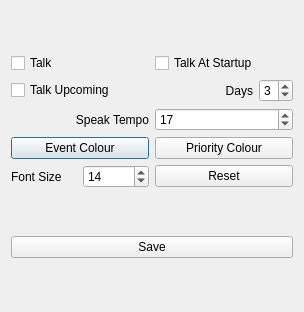
First picture: the form in src/configdialog.ui, repository crispinprojects/talkcalendar, before the edit.
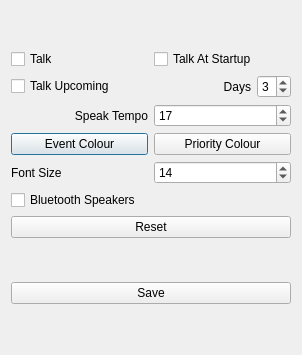
Second picture: the form after the edit.

The edit to the form file:
```diff
--- a/src/configdialog.ui
+++ b/src/configdialog.ui
@@ -6,8 +6,8 @@
    <rect>
     <x>0</x>
     <y>0</y>
-    <width>304</width>
-    <height>312</height>
+    <width>302</width>
+    <height>355</height>
    </rect>
   </property>
   <property name="windowTitle">
@@ -113,7 +113,7 @@
       </layout>
      </item>
      <item>
-      <layout class="QHBoxLayout" name="horizontalLayout_3">
+      <layout class="QHBoxLayout" name="horizontalLayout">
        <item>
         <widget class="QPushButton" name="btnEventColor">
          <property name="text">
@@ -133,8 +133,6 @@
      <item>
       <layout class="QHBoxLayout" name="horizontalLayout_2">
        <item>
-        <layout class="QHBoxLayout" name="horizontalLayout">
-         <item>
           <widget class="QLabel" name="label">
            <property name="text">
             <string>Font Size</string>
@@ -159,14 +157,19 @@
          </item>
         </layout>
        </item>
+     <item>
+      <widget class="QCheckBox" name="checkBluetooth">
+       <property name="text">
+        <string>Bluetooth Speakers</string>
+       </property>
+      </widget>
+     </item>
        <item>
         <widget class="QPushButton" name="btnReset">
          <property name="text">
           <string>Reset</string>
          </property>
         </widget>
-       </item>
-      </layout>
      </item>
     </layout>
    </item>
```
Lines whose indentation alone changed are shown as unchanged.
